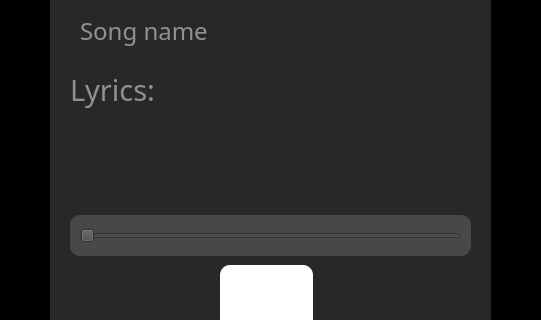
Above: ui/listening.ui from DoMinhTuong/python-app before the change; both pictures show x 0 to 541 and y 355 to 675 of the 541 by 793 pixel window. Below: the same form after it.
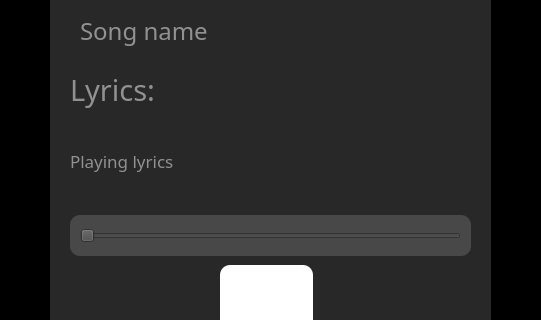
That is the form after the change. Icons and pictures are not drawn.

Diff of the .ui file:
```diff
--- a/ui/listening.ui
+++ b/ui/listening.ui
@@ -176,6 +176,29 @@
       <string>Song name</string>
      </property>
     </widget>
+    <widget class="QLabel" name="song_name_label_2">
+     <property name="geometry">
+      <rect>
+       <x>20</x>
+       <y>450</y>
+       <width>381</width>
+       <height>71</height>
+      </rect>
+     </property>
+     <property name="font">
+      <font>
+       <family>Segoe UI Black</family>
+       <pointsize>13</pointsize>
+      </font>
+     </property>
+     <property name="styleSheet">
+      <string notr="true">color:rgb(145, 145, 145);
+</string>
+     </property>
+     <property name="text">
+      <string>Playing lyrics</string>
+     </property>
+    </widget>
    </widget>
   </widget>
   <widget class="QMenuBar" name="menubar">
```
